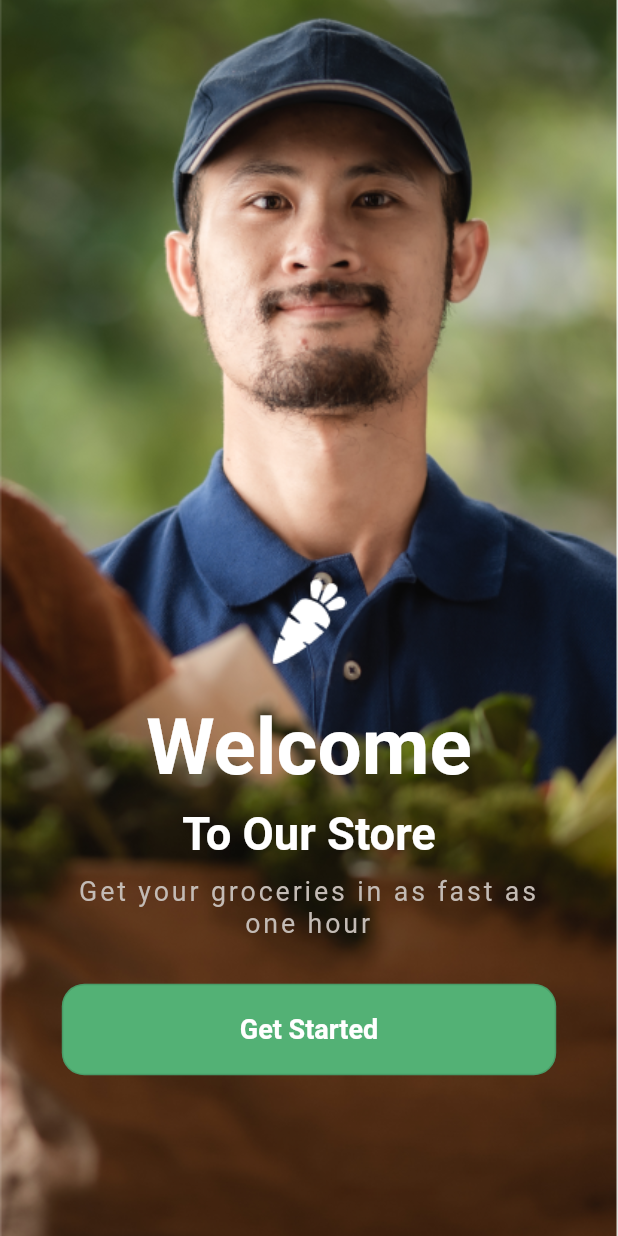
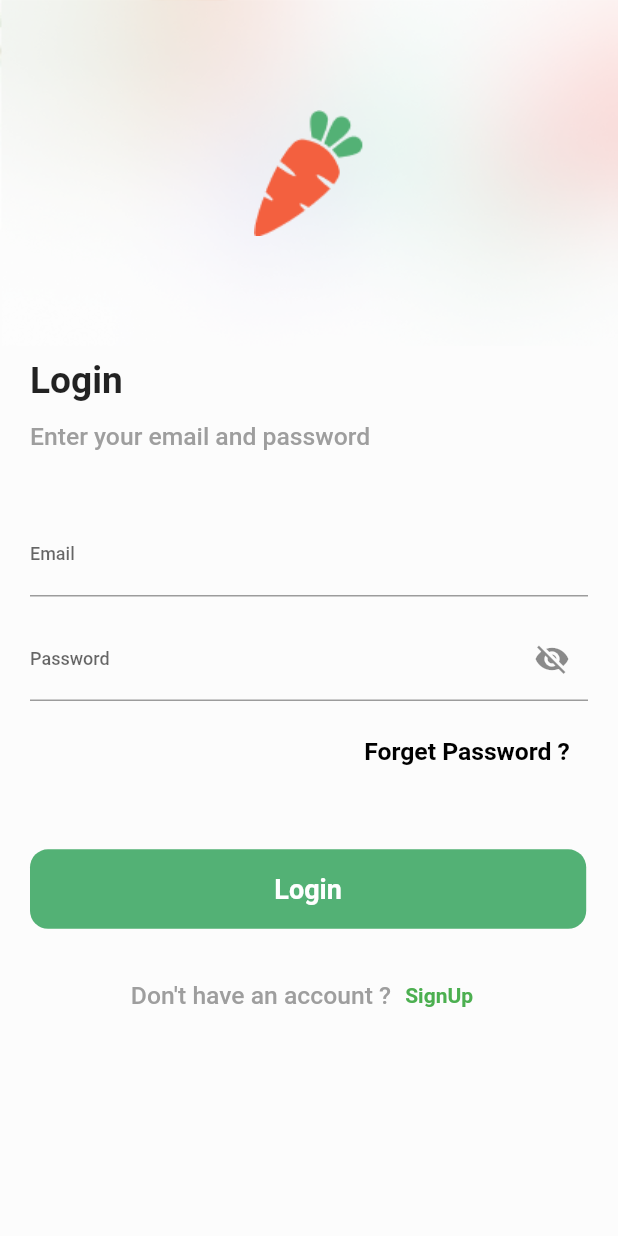
Before and after one commit to Mohamed-Yassien/ecommerce_app-with-online-team, a Flutter app: the screen it shows after launch, after a tap on "Get Started", on a phone screen of 412 x 824 dp. Run offline on Flutter 3.47's test engine with Material 2 defaults, Android fonts, the phone set to English and light mode, and no system bars; our stand-ins replace sizer.

Commit message:
login screen

```diff
--- /dev/null
+++ b/lib/core/responsive/enums/device_type.dart
@@ -0,0 +1,5 @@
+enum DeviceType {
+  Mobile,
+  Tablet,
+  Desktop,
+}
--- /dev/null
+++ b/lib/core/responsive/functions/get_device_type.dart
@@ -0,0 +1,20 @@
+import 'package:flutter/material.dart';
+
+import '../enums/device_type.dart';
+
+DeviceType getDeviceType(MediaQueryData mediaQueryData) {
+  Orientation orientation = mediaQueryData.orientation;
+  double width = 0;
+  if (orientation == Orientation.landscape) {
+    width = mediaQueryData.size.height;
+  } else {
+    width = mediaQueryData.size.width;
+  }
+  if (width >= 950) {
+    return DeviceType.Desktop;
+  }
+  if (width >= 600) {
+    return DeviceType.Tablet;
+  }
+  return DeviceType.Mobile;
+}
--- /dev/null
+++ b/lib/core/responsive/models/device_info.dart
@@ -0,0 +1,21 @@
+import 'package:flutter/cupertino.dart';
+
+import '../enums/device_type.dart';
+
+class DeviceInfo {
+  final Orientation orientation;
+  final DeviceType deviceType;
+  final double screenWidth;
+  final double screenHeight;
+  final double localWidth;
+  final double localHeight;
+
+  DeviceInfo({
+    required this.orientation,
+    required this.deviceType,
+    required this.screenWidth,
+    required this.screenHeight,
+    required this.localWidth,
+    required this.localHeight,
+  });
+}
--- /dev/null
+++ b/lib/core/responsive/ui_components/info_widget.dart
@@ -0,0 +1,27 @@
+import 'package:flutter/material.dart';
+
+import '../functions/get_device_type.dart';
+import '../models/device_info.dart';
+
+class InfoWidget extends StatelessWidget {
+  final Widget Function(BuildContext context, DeviceInfo deviceInfo) builder;
+
+  const InfoWidget({Key? key, required this.builder}) : super(key: key);
+  @override
+  Widget build(BuildContext context) {
+    return LayoutBuilder(
+      builder: (context, constrains) {
+        var mediaQueryData = MediaQuery.of(context);
+        var deviceInfo = DeviceInfo(
+          orientation: mediaQueryData.orientation,
+          deviceType: getDeviceType(mediaQueryData),
+          screenWidth: mediaQueryData.size.width,
+          screenHeight: mediaQueryData.size.height,
+          localHeight: constrains.maxHeight,
+          localWidth: constrains.maxWidth,
+        );
+        return builder(context, deviceInfo);
+      },
+    );
+  }
+}
--- a/lib/core/utils/app_theme.dart
+++ b/lib/core/utils/app_theme.dart
@@ -4,12 +4,13 @@ import 'package:sizer/sizer.dart';
 
 class AppTheme {
   static ThemeData appLightTheme = ThemeData(
+    primarySwatch: Colors.green,
     scaffoldBackgroundColor: const Color(0xffFCFCFC),
     appBarTheme: const AppBarTheme(
-      backgroundColor: Color(0xffFCFCFC),
+      backgroundColor: Colors.transparent,
       elevation: 0,
       systemOverlayStyle: SystemUiOverlayStyle(
-        statusBarColor: Color(0xffFCFCFC),
+        statusBarColor: Colors.transparent,
         statusBarBrightness: Brightness.dark,
         statusBarIconBrightness: Brightness.dark,
       ),
@@ -18,12 +19,12 @@ class AppTheme {
       bodyLarge: TextStyle(
         fontSize: 22.sp,
         fontWeight: FontWeight.bold,
-        color: const Color(0xff030303),
+        color:  Colors.black87,
       ),
       bodyMedium: TextStyle(
         fontSize: 20.sp,
         fontWeight: FontWeight.bold,
-        color: const Color(0xff030303),
+        color:  Colors.black87,
       ),
       headlineMedium: TextStyle(
         color: Colors.white,
@@ -31,10 +32,20 @@ class AppTheme {
         fontWeight: FontWeight.bold,
       ),
       bodySmall: TextStyle(
-        fontSize: 13.sp,
-        letterSpacing: 1.4.sp,
-        color: Colors.white,
+        fontSize: 12.sp,
+       color: const Color(0xff181725),
+        fontWeight: FontWeight.w600,
       ),
+      titleLarge: TextStyle(
+        fontSize: 18.sp,
+        fontWeight: FontWeight.bold,
+        color: Colors.black87,
+      ),
+      titleMedium:   TextStyle(
+      fontSize: 12.sp,
+      fontWeight: FontWeight.w500,
+      color: Colors.grey[500],
+    ),
     ),
   );
 }
--- /dev/null
+++ b/lib/view/components/login_screen_header.dart
@@ -0,0 +1,35 @@
+import 'package:ecomm_with_team/core/responsive/ui_components/info_widget.dart';
+import 'package:flutter/material.dart';
+
+import '../../generated/assets.dart';
+
+class ReusableStackHeader extends StatelessWidget {
+  const ReusableStackHeader({Key? key}) : super(key: key);
+
+  @override
+  Widget build(BuildContext context) {
+    return InfoWidget(
+      builder: (context, info) {
+        return Stack(
+          children: [
+            Container(
+              width: info.screenWidth,
+              height: info.screenHeight * .28,
+              decoration: const BoxDecoration(
+                image: DecorationImage(
+                  image: AssetImage(
+                    Assets.imagesHeaderImg,
+                  ),
+                  fit: BoxFit.cover,
+                ),
+              ),
+              child: Image.asset(
+                Assets.imagesGroup,
+              ),
+            ),
+          ],
+        );
+      },
+    );
+  }
+}
--- /dev/null
+++ b/lib/view/components/onboarding_footer.dart
@@ -0,0 +1,69 @@
+import 'package:ecomm_with_team/view/screens/login_screen.dart';
+import 'package:flutter/material.dart';
+
+import '../../core/methods.dart';
+import '../../generated/assets.dart';
+import '../widgets/reusable_button.dart';
+
+class OnBoardingFooter extends StatelessWidget {
+  const OnBoardingFooter({Key? key}) : super(key: key);
+
+  @override
+  Widget build(BuildContext context) {
+    final width = MediaQuery.of(context).size.width;
+    return Center(
+      child: Padding(
+        padding: const EdgeInsets.symmetric(
+          horizontal: 25,
+        ),
+        child: Column(
+          mainAxisAlignment: MainAxisAlignment.center,
+          children: [
+            Image.asset(
+              Assets.imagesGroupG,
+            ),
+            const SizedBox(
+              height: 25,
+            ),
+            Text(
+              'Welcome',
+              style: Theme.of(context).textTheme.headlineMedium,
+            ),
+            const SizedBox(
+              height: 10,
+            ),
+            Text(
+              'To Our Store',
+              style: Theme.of(context).textTheme.bodyLarge!.copyWith(
+                    color: Colors.white,
+                  ),
+            ),
+            const SizedBox(
+              height: 10,
+            ),
+            Text(
+              'Get your groceries in as fast as one hour',
+              style: Theme.of(context).textTheme.bodySmall!.copyWith(
+                    color: const Color(0xffC3BBB5),
+                  ),
+              textAlign: TextAlign.center,
+            ),
+            const SizedBox(
+              height: 30,
+            ),
+            ReusableButton(
+              width: width,
+              text: 'Get Started',
+              press: () {
+                navigateToAndFinish(
+                  context: context,
+                  widget: const LoginScreen(),
+                );
+              },
+            ),
+          ],
+        ),
+      ),
+    );
+  }
+}
--- /dev/null
+++ b/lib/view/screens/login_screen.dart
@@ -0,0 +1,90 @@
+import 'package:ecomm_with_team/core/responsive/ui_components/info_widget.dart';
+import 'package:ecomm_with_team/view/components/login_screen_header.dart';
+import 'package:ecomm_with_team/view/widgets/reusable_auth_column.dart';
+import 'package:ecomm_with_team/view/widgets/reusable_auth_row.dart';
+import 'package:ecomm_with_team/view/widgets/reusable_button.dart';
+import 'package:flutter/material.dart';
+import 'package:sizer/sizer.dart';
+
+import '../widgets/reusable_text_form.dart';
+
+class LoginScreen extends StatelessWidget {
+  const LoginScreen({Key? key}) : super(key: key);
+
+  @override
+  Widget build(BuildContext context) {
+    return InfoWidget(
+      builder: (context, info) {
+        return Scaffold(
+          extendBodyBehindAppBar: true,
+          body: SingleChildScrollView(
+            child: Column(
+              crossAxisAlignment: CrossAxisAlignment.start,
+              children: [
+                const ReusableStackHeader(),
+                Padding(
+                  padding:
+                      const EdgeInsets.symmetric(horizontal: 20.0, vertical: 8),
+                  child: Column(
+                    crossAxisAlignment: CrossAxisAlignment.start,
+                    children: [
+                      const ReusableAuthColumn(
+                        title: 'Login',
+                        subtitle: 'Enter your email and password',
+                      ),
+                      SizedBox(
+                        height: 30.sp,
+                      ),
+                      const ReusableTextForm(
+                        labelString: 'Email',
+                      ),
+                      SizedBox(
+                        height: 10.sp,
+                      ),
+                      const ReusableTextForm(
+                        labelString: 'Password',
+                        hasIcon: true,
+                      ),
+                      SizedBox(
+                        height: 7.sp,
+                      ),
+                      Align(
+                        alignment: Alignment.bottomRight,
+                        child: TextButton(
+                          onPressed: () {},
+                          child: Text(
+                            'Forget Password ? ',
+                            style:
+                                Theme.of(context).textTheme.bodySmall!.copyWith(
+                                      color: Colors.black,
+                                    ),
+                          ),
+                        ),
+                      ),
+                      SizedBox(
+                        height: 30.sp,
+                      ),
+                      ReusableButton(
+                        width: info.screenWidth,
+                        text: 'Login',
+                        press: () {},
+                      ),
+                      SizedBox(
+                        height: 15.sp,
+                      ),
+                      ReusableAuthRow(
+                        title: 'Don\'t have an account ?',
+                        subtitle: 'SignUp',
+                        subtitlePress: () {},
+                      ),
+                    ],
+                  ),
+                ),
+              ],
+            ),
+          ),
+        );
+      },
+    );
+  }
+}
--- a/lib/view/screens/onboarding_screen.dart
+++ b/lib/view/screens/onboarding_screen.dart
@@ -1,8 +1,8 @@
-import 'package:ecomm_with_team/view/widgets/reusable_button.dart';
 import 'package:flutter/material.dart';
 import 'package:flutter/services.dart';
 
 import '../../generated/assets.dart';
+import '../components/onboarding_footer.dart';
 
 class OnBoardingScreen extends StatelessWidget {
   const OnBoardingScreen({Key? key}) : super(key: key);
@@ -37,55 +37,7 @@ class OnBoardingScreen extends StatelessWidget {
             bottom: height * .13,
             left: 10,
             right: 10,
-            child: Center(
-              child: Padding(
-                padding: const EdgeInsets.symmetric(
-                  horizontal: 25,
-                ),
-                child: Column(
-                  mainAxisAlignment: MainAxisAlignment.center,
-                  children: [
-                    Image.asset(
-                      Assets.imagesGroupG,
-                    ),
-                    const SizedBox(
-                      height: 25,
-                    ),
-                    Text(
-                      'Welcome',
-                      style: Theme.of(context).textTheme.headlineMedium,
-                    ),
-                    const SizedBox(
-                      height: 10,
-                    ),
-                    Text(
-                      'To Our Store',
-                      style: Theme.of(context).textTheme.bodyLarge!.copyWith(
-                            color: Colors.white,
-                          ),
-                    ),
-                    const SizedBox(
-                      height: 10,
-                    ),
-                    Text(
-                      'Get your groceries in as fast as one hour',
-                      style: Theme.of(context).textTheme.bodySmall!.copyWith(
-                            color: const Color(0xffC3BBB5),
-                          ),
-                      textAlign: TextAlign.center,
-                    ),
-                    const SizedBox(
-                      height: 30,
-                    ),
-                    ReusableButton(
-                      width: width,
-                      text: 'Get Started',
-                      press: () {},
-                    ),
-                  ],
-                ),
-              ),
-            ),
+            child: const OnBoardingFooter(),
           ),
         ],
       ),
--- a/lib/view/screens/splash_screen.dart
+++ b/lib/view/screens/splash_screen.dart
@@ -52,8 +52,11 @@ class _SplashScreenState extends State<SplashScreen> {
                     Text('nectar',
                         style: Theme.of(context).textTheme.headlineMedium),
                     Text(
-                      'online groceriet',
-                      style: Theme.of(context).textTheme.bodySmall,
+                      'online groceries',
+                      style: Theme.of(context).textTheme.bodySmall!.copyWith(
+                        letterSpacing: 1.4.sp,
+                        color: Colors.white,
+                      ),
                     ),
                   ],
                 ),
--- /dev/null
+++ b/lib/view/widgets/reusable_auth_column.dart
@@ -0,0 +1,29 @@
+import 'package:flutter/material.dart';
+import 'package:sizer/sizer.dart';
+
+class ReusableAuthColumn extends StatelessWidget {
+  const ReusableAuthColumn({Key? key, required this.title, required this.subtitle}) : super(key: key);
+
+  final String title;
+  final String subtitle;
+
+  @override
+  Widget build(BuildContext context) {
+    return Column(
+      crossAxisAlignment: CrossAxisAlignment.start,
+      children: [
+        Text(
+          title,
+          style: Theme.of(context).textTheme.titleLarge,
+        ),
+        SizedBox(
+          height: 10.sp,
+        ),
+        Text(
+          subtitle,
+          style: Theme.of(context).textTheme.titleMedium,
+        ),
+      ],
+    );
+  }
+}
--- /dev/null
+++ b/lib/view/widgets/reusable_auth_row.dart
@@ -0,0 +1,34 @@
+import 'package:flutter/material.dart';
+
+class ReusableAuthRow extends StatelessWidget {
+  const ReusableAuthRow({Key? key, required this.title, required this.subtitle, required this.subtitlePress}) : super(key: key);
+
+
+  final String title;
+  final String subtitle;
+  final VoidCallback subtitlePress;
+
+  @override
+  Widget build(BuildContext context) {
+    return Row(
+      mainAxisAlignment: MainAxisAlignment.center,
+      children: [
+        Text(
+          title,
+          style: Theme.of(context).textTheme.titleMedium,
+        ),
+        TextButton(
+          onPressed: subtitlePress,
+          child:  Text(
+            subtitle,
+            style: const TextStyle(
+              color: Colors.green,
+              fontWeight: FontWeight.w700,
+              fontSize: 14,
+            ),
+          ),
+        ),
+      ],
+    );
+  }
+}
--- a/lib/view/widgets/reusable_button.dart
+++ b/lib/view/widgets/reusable_button.dart
@@ -15,22 +15,18 @@ class ReusableButton extends StatelessWidget {
   @override
   Widget build(BuildContext context) {
     return SizedBox(
-      width: width * .8,
-      child: OutlinedButton(
+      width: width * .9,
+      child: MaterialButton(
         onPressed: press,
-        style: ButtonStyle(
-          backgroundColor: MaterialStateProperty.all(
-            const Color(0xff53B175),
-          ),
-          shape: MaterialStateProperty.all(
-            RoundedRectangleBorder(
-              borderRadius: BorderRadius.circular(15),
-            ),
-          ),
+        elevation: 0,
+        color: const Color(0xff53B175),
+        shape: RoundedRectangleBorder(
+          side: BorderSide.none,
+          borderRadius: BorderRadius.circular(12),
         ),
         child: Padding(
           padding: const EdgeInsets.symmetric(
-            vertical: 20.0,
+            vertical: 16.0,
           ),
           child: Text(
             text,
--- /dev/null
+++ b/lib/view/widgets/reusable_text_form.dart
@@ -0,0 +1,35 @@
+import 'package:flutter/material.dart';
+
+class ReusableTextForm extends StatelessWidget {
+  const ReusableTextForm({
+    Key? key,
+    required this.labelString,
+    this.hasIcon = false,
+    this.iconPress,
+  }) : super(key: key);
+
+  final String labelString;
+  final bool hasIcon;
+  final VoidCallback? iconPress;
+
+  @override
+  Widget build(BuildContext context) {
+    return TextFormField(
+      decoration: InputDecoration(
+        labelText: labelString,
+        labelStyle: const TextStyle(
+          fontSize: 12,
+          fontWeight: FontWeight.w500,
+        ),
+        suffixIcon: hasIcon
+            ? IconButton(
+                onPressed: () {},
+                icon: const Icon(
+                  Icons.visibility_off,
+                ),
+              )
+            : null,
+      ),
+    );
+  }
+}
```
Also changed, not shown: assets/images/Group.png (added), assets/images/header_img.png (added), lib/generated/assets.dart.
